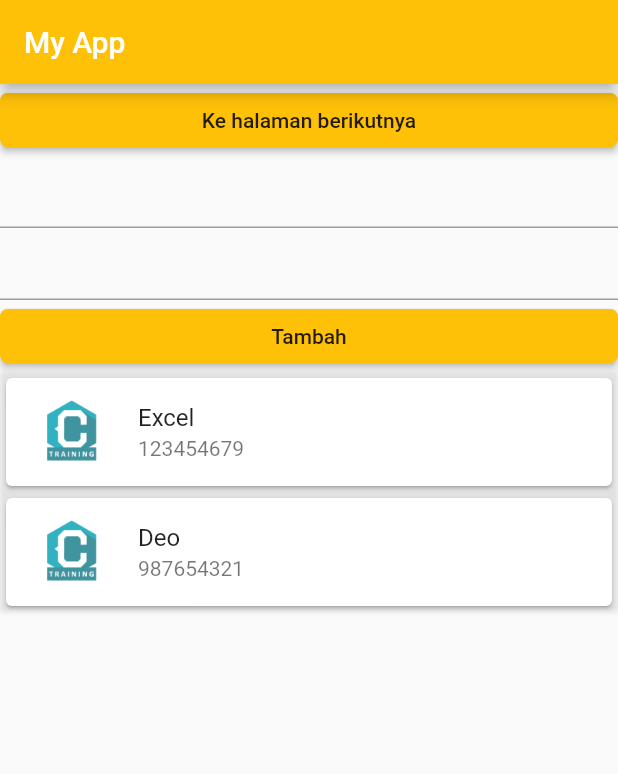
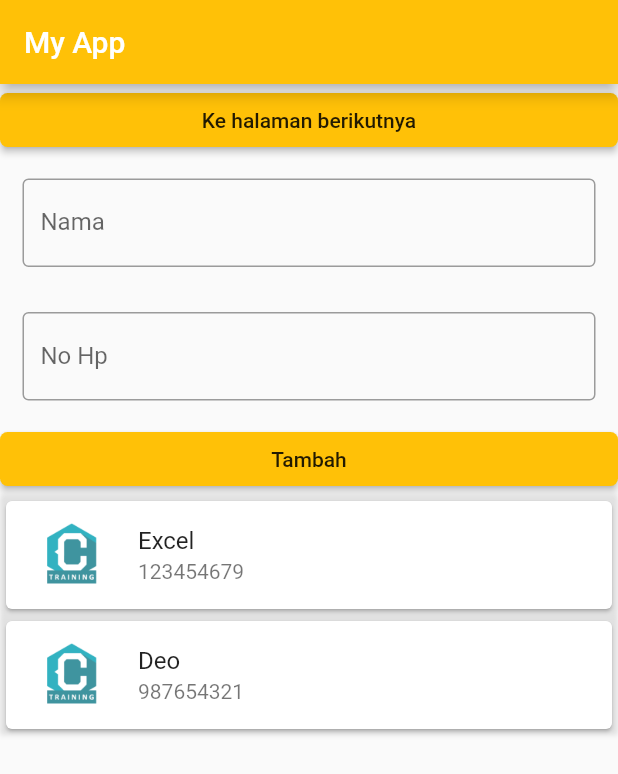
Before and after one commit to exceldeo/FlutterTutorialCrocodic, a Flutter app: the screen it shows after launch, on a phone screen of 412 x 824 dp. Shown: the top 774 px of the screen. Run offline on Flutter 3.47's test engine with Material 2 defaults, Android fonts, the phone set to English and light mode, and no system bars.

Commit message:
memperbaiki home screen

```diff
--- a/my_app/lib/homeScreen.dart
+++ b/my_app/lib/homeScreen.dart
@@ -49,23 +49,27 @@ class _HomeScreenState extends State<HomeScreen> {
                   borderRadius: BorderRadius.circular(5),
                   // side: BorderSide(color: Colors.red)
                 )),
-            TextField(
-              controller: mapTextController['nama'],
-              style: TextStyle(
-                fontSize: 16.0,
-                fontFamily: 'Roboto',
-                color: Colors.black,
-                fontWeight: FontWeight.bold,
+            Padding(
+              padding: EdgeInsets.all(15),
+              child: TextField(
+                controller: mapTextController['nama'],
+                decoration: InputDecoration(
+                  border: OutlineInputBorder(),
+                  labelText: 'Nama',
+                  hintText: 'Masukan Nama Anda',
+                ),
               ),
             ),
-            TextField(
-              controller: mapTextController['noHp'],
-              keyboardType: TextInputType.number,
-              style: TextStyle(
-                fontSize: 16.0,
-                fontFamily: 'Roboto',
-                color: Colors.black,
-                fontWeight: FontWeight.bold,
+            Padding(
+              padding: EdgeInsets.all(15),
+              child: TextField(
+                keyboardType: TextInputType.number,
+                controller: mapTextController['noHp'],
+                decoration: InputDecoration(
+                  border: OutlineInputBorder(),
+                  labelText: 'No Hp',
+                  hintText: 'Masukan No Hp',
+                ),
               ),
             ),
             RaisedButton(
```
